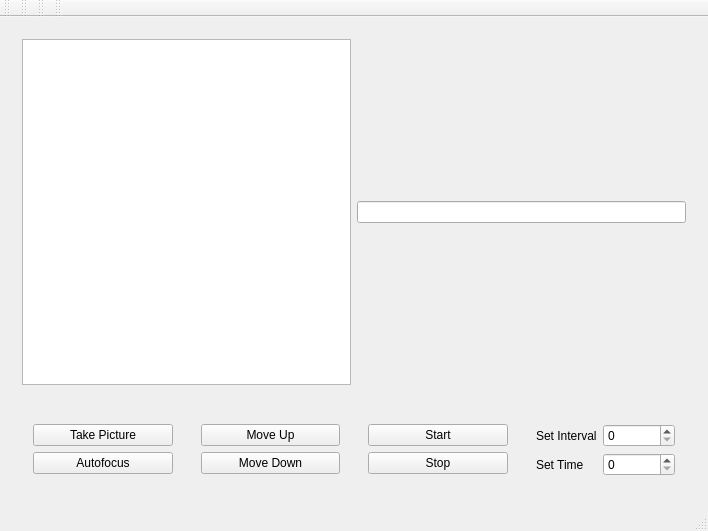
This is gui.ui in malgorzatakim/robotchem as Qt 5 draws it before an edit. The edited form follows.
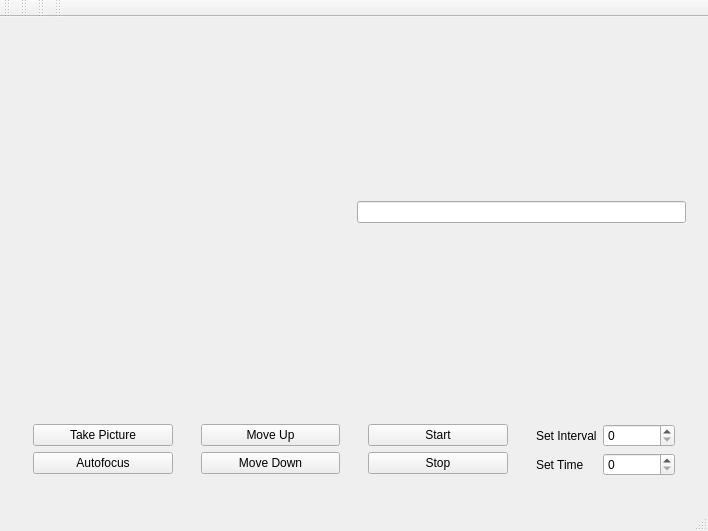
This is the edited form.

Commit message: changed btn names; added display image in Qlabel

The edit to the form file:
```diff
--- a/gui.ui
+++ b/gui.ui
@@ -19,7 +19,17 @@
      <widget class="QWidget" name="widget" native="true">
       <layout class="QHBoxLayout" name="horizontalLayout_2">
        <item>
-        <widget class="QGraphicsView" name="graphicsView"/>
+        <widget class="QLabel" name="labPic">
+         <property name="sizePolicy">
+          <sizepolicy hsizetype="Expanding" vsizetype="Expanding">
+           <horstretch>0</horstretch>
+           <verstretch>0</verstretch>
+          </sizepolicy>
+         </property>
+         <property name="text">
+          <string/>
+         </property>
+        </widget>
        </item>
        <item>
         <widget class="QLineEdit" name="txtResult"/>
```
The commit also changes 2 other files.
